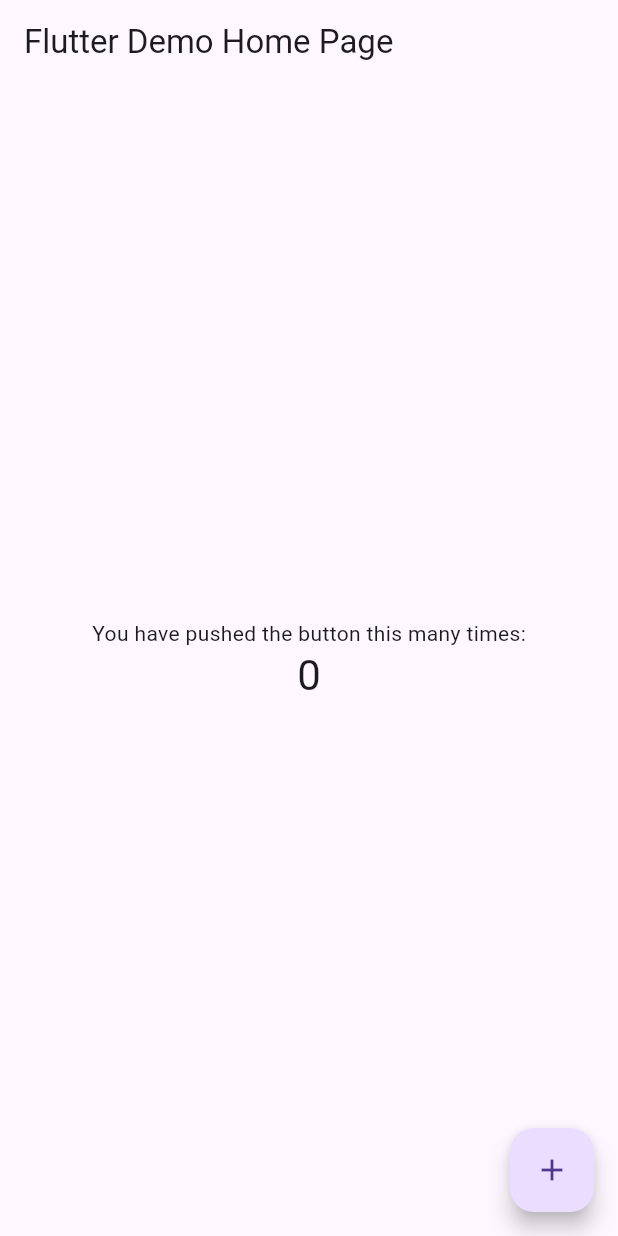
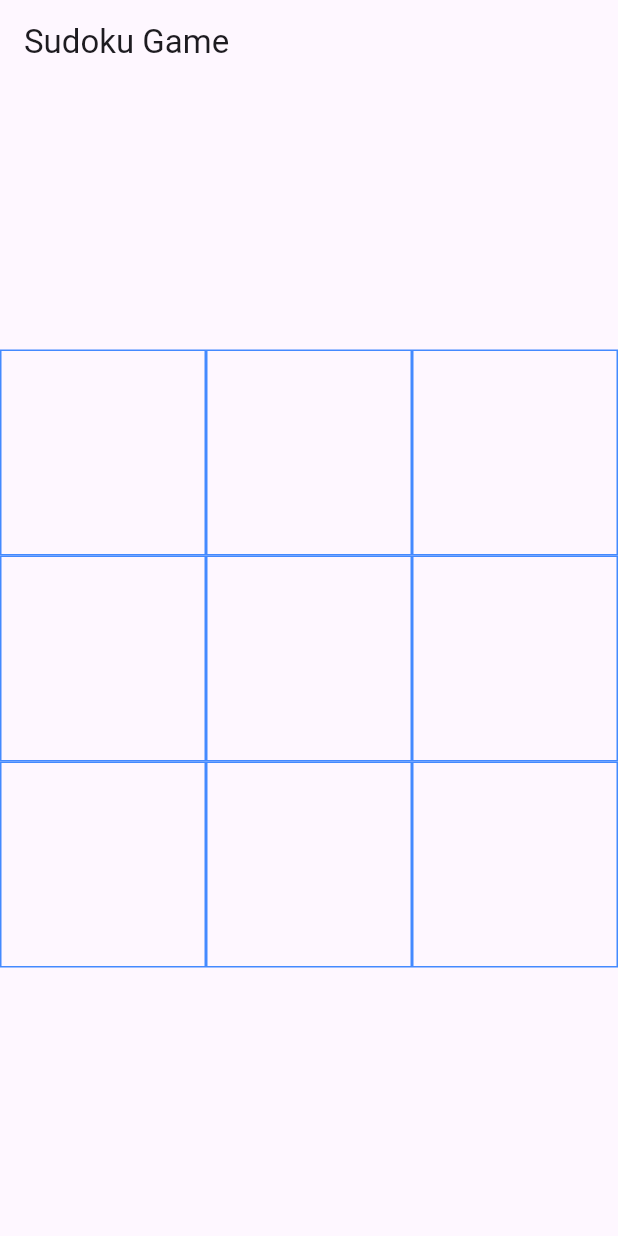
Before and after one commit to MNassimM/flutter-sudoku, a Flutter app: the screen it shows after launch, on a phone screen of 412 x 824 dp. Run offline on Flutter 3.47's test engine with Material 3 defaults, Android fonts, the phone set to English and light mode, and no system bars.

Commit message:
Resolves 1

```diff
--- a/lib/game.dart
+++ b/lib/game.dart
@@ -41,45 +41,24 @@ class _GameState extends State<Game> {
 
     return Scaffold(
       appBar: AppBar(
-        // Here we take the value from the MyHomePage object that was created by
-        // the App.build method, and use it to set our appbar title.
         title: Text(widget.title),
       ),
       body: Center(
-        // Center is a layout widget. It takes a single child and positions it
-        // in the middle of the parent.
-        child: Column(
-          // Column is also a layout widget. It takes a list of children and
-          // arranges them vertically. By default, it sizes itself to fit its
-          // children horizontally, and tries to be as tall as its parent.
-          //
-          // Invoke "debug painting" (press "p" in the console, choose the
-          // "Toggle Debug Paint" action from the Flutter Inspector in Android
-          // Studio, or the "Toggle Debug Paint" command in Visual Studio Code)
-          // to see the wireframe for each widget.
-          //
-          // Column has various properties to control how it sizes itself and
-          // how it positions its children. Here we use mainAxisAlignment to
-          // center the children vertically; the main axis here is the vertical
-          // axis because Columns are vertical (the cross axis would be
-          // horizontal).
-          mainAxisAlignment: MainAxisAlignment.center,
-          children: <Widget>[
-            const Text(
-              'You have pushed the button this many times:',
-            ),
-            Text(
-              '$_counter',
-              style: Theme.of(context).textTheme.headline4,
-            ),
-          ],
+        child : SizedBox(
+          height: boxSize*3,
+          width: boxSize*3,
+          child: GridView.count(
+            crossAxisCount: 3,
+            children: List.generate(9, (x) {
+              return Container(
+                width: boxSize,
+                height: boxSize,
+                decoration: BoxDecoration(border: Border.all(color: Colors.blueAccent)),
+              );
+            })
+          ),
         ),
       ),
-      floatingActionButton: FloatingActionButton(
-        onPressed: _incrementCounter,
-        tooltip: 'Increment',
-        child: const Icon(Icons.add),
-      ), // This trailing comma makes auto-formatting nicer for build methods.
     );
   }
 }
--- a/lib/main.dart
+++ b/lib/main.dart
@@ -25,7 +25,7 @@ class MyApp extends StatelessWidget {
         // is not restarted.
         primarySwatch: Colors.blue,
       ),
-      home: const Game(title: 'Flutter Demo Home Page'),
+      home: const Game(title: 'Sudoku Game'),
     );
   }
 }
```
